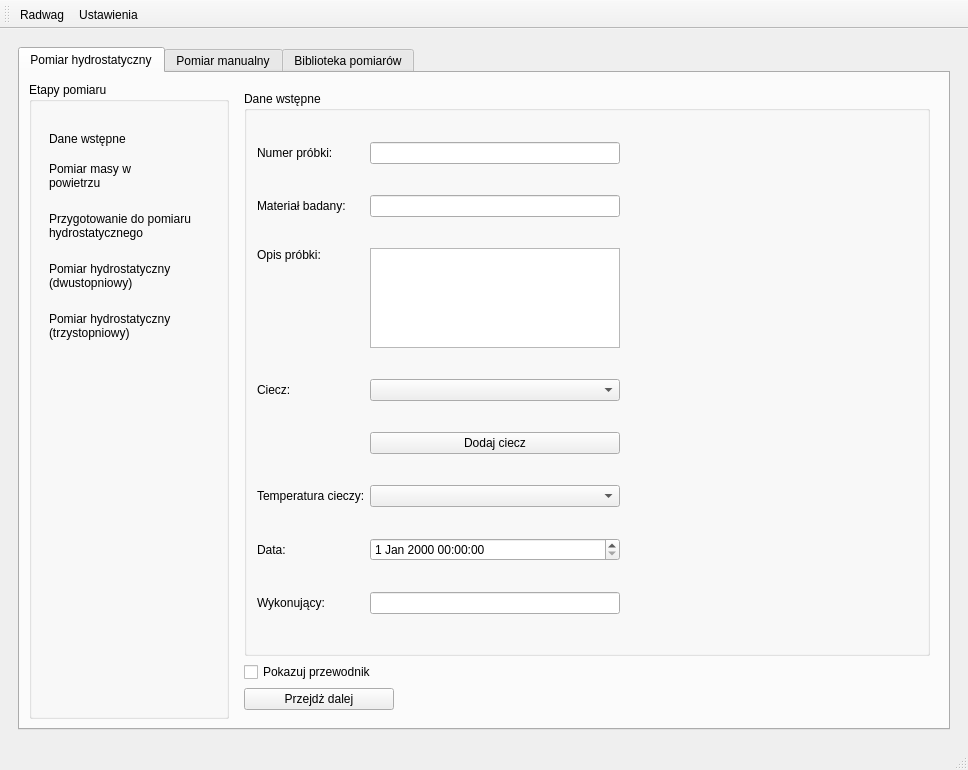
Before: the Qt Designer form main_window.ui in mar8us/SerialPortConnectorRadwag, drawn with Qt 5.
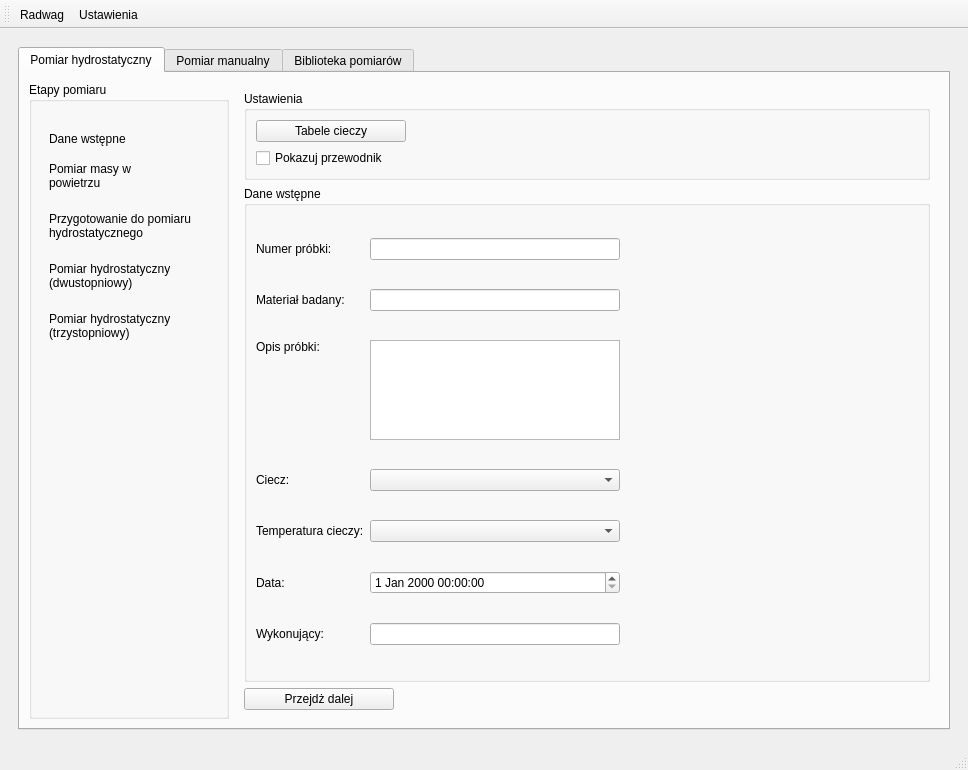
After: the same form once the commit is applied. Icons and pictures are not drawn.

Commit message: Extension of the user interface for the Radwag measurement view with settings buttons box and set default page to Radwag view

Diff of the .ui file:
```diff
--- a/main_window.ui
+++ b/main_window.ui
@@ -192,30 +192,12 @@
                   </property>
                  </widget>
                 </item>
-                <item row="0" column="0">
+                <item row="1" column="0">
                  <widget class="QGroupBox" name="dataGroupBox">
                   <property name="title">
                    <string>Dane wstępne</string>
                   </property>
-                  <layout class="QFormLayout" name="formLayout_2">
-                   <property name="horizontalSpacing">
-                    <number>5</number>
-                   </property>
-                   <property name="verticalSpacing">
-                    <number>0</number>
-                   </property>
-                   <property name="leftMargin">
-                    <number>10</number>
-                   </property>
-                   <property name="topMargin">
-                    <number>0</number>
-                   </property>
-                   <property name="rightMargin">
-                    <number>0</number>
-                   </property>
-                   <property name="bottomMargin">
-                    <number>0</number>
-                   </property>
+                  <layout class="QFormLayout" name="formLayout_10">
                    <item row="0" column="0">
                     <widget class="QLabel" name="sampleNumberLabel">
                      <property name="maximumSize">
@@ -311,20 +293,7 @@
                      </property>
                     </widget>
                    </item>
-                   <item row="4" column="1">
-                    <widget class="QPushButton" name="buttonAddFluid">
-                     <property name="maximumSize">
-                      <size>
-                       <width>250</width>
-                       <height>16777215</height>
-                      </size>
-                     </property>
-                     <property name="text">
-                      <string>Dodaj ciecz</string>
-                     </property>
-                    </widget>
-                   </item>
-                   <item row="5" column="0">
+                   <item row="4" column="0">
                     <widget class="QLabel" name="temperatureFluidLabel">
                      <property name="maximumSize">
                       <size>
@@ -337,7 +306,7 @@
                      </property>
                     </widget>
                    </item>
-                   <item row="5" column="1">
+                   <item row="4" column="1">
                     <widget class="QComboBox" name="temeratureFluidComboBox">
                      <property name="maximumSize">
                       <size>
@@ -347,7 +316,7 @@
                      </property>
                     </widget>
                    </item>
-                   <item row="6" column="0">
+                   <item row="5" column="0">
                     <widget class="QLabel" name="dateLabel">
                      <property name="maximumSize">
                       <size>
@@ -360,7 +329,7 @@
                      </property>
                     </widget>
                    </item>
-                   <item row="6" column="1">
+                   <item row="5" column="1">
                     <widget class="QDateTimeEdit" name="dataTimeEdit">
                      <property name="maximumSize">
                       <size>
@@ -370,7 +339,7 @@
                      </property>
                     </widget>
                    </item>
-                   <item row="7" column="0">
+                   <item row="6" column="0">
                     <widget class="QLabel" name="autorLabel">
                      <property name="maximumSize">
                       <size>
@@ -383,7 +352,7 @@
                      </property>
                     </widget>
                    </item>
-                   <item row="7" column="1">
+                   <item row="6" column="1">
                     <widget class="QLineEdit" name="authorEdit">
                      <property name="maximumSize">
                       <size>
@@ -396,12 +365,38 @@
                   </layout>
                  </widget>
                 </item>
-                <item row="2" column="0">
-                 <widget class="QCheckBox" name="showGuideComboBox">
-                  <property name="text">
-                   <string>Pokazuj przewodnik</string>
-                  </property>
-                 </widget>
+                <item row="0" column="0">
+                 <layout class="QHBoxLayout" name="horizontalLayout_3">
+                  <item>
+                   <widget class="QGroupBox" name="groupBox_2">
+                    <property name="title">
+                     <string>Ustawienia</string>
+                    </property>
+                    <layout class="QVBoxLayout" name="verticalLayout_2">
+                     <item>
+                      <widget class="QPushButton" name="buttonAddFluid">
+                       <property name="maximumSize">
+                        <size>
+                         <width>150</width>
+                         <height>16777215</height>
+                        </size>
+                       </property>
+                       <property name="text">
+                        <string>Tabele cieczy</string>
+                       </property>
+                      </widget>
+                     </item>
+                     <item>
+                      <widget class="QCheckBox" name="showGuideComboBox">
+                       <property name="text">
+                        <string>Pokazuj przewodnik</string>
+                       </property>
+                      </widget>
+                     </item>
+                    </layout>
+                   </widget>
+                  </item>
+                 </layout>
                 </item>
                </layout>
               </widget>
```
Left out of the diff: 2 changed lines with no effect on the pictures. The commit also changes 1 other file.
